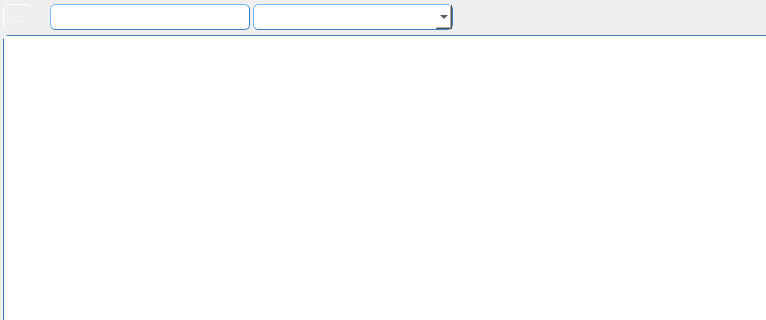
The window that JobAccounting/JobAccounting/src/tableform.ui (Rork96/QtProjects) describes before a commit, drawn with Qt 5; both pictures show x 0 to 766 and y 0 to 320 of the 971 by 624 pixel window.
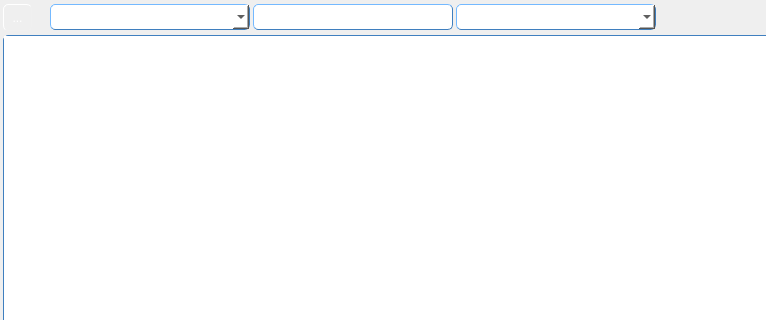
The same window after the commit. Icons and pictures are not drawn.

Diff of the .ui file:
```diff
--- a/JobAccounting/JobAccounting/src/tableform.ui
+++ b/JobAccounting/JobAccounting/src/tableform.ui
@@ -109,6 +109,19 @@
        </property>
       </spacer>
      </item>
+     <item>
+      <widget class="QComboBox" name="searchParamBox">
+       <property name="minimumSize">
+        <size>
+         <width>200</width>
+         <height>0</height>
+        </size>
+       </property>
+       <property name="styleSheet">
+        <string notr="true"/>
+       </property>
+      </widget>
+     </item>
      <item>
       <widget class="QLineEdit" name="searchLine">
        <property name="enabled">
@@ -135,16 +148,19 @@
       </widget>
      </item>
      <item>
-      <widget class="QComboBox" name="searchParamBox">
+      <widget class="QComboBox" name="searchBox">
+       <property name="sizePolicy">
+        <sizepolicy hsizetype="Minimum" vsizetype="Fixed">
+         <horstretch>0</horstretch>
+         <verstretch>0</verstretch>
+        </sizepolicy>
+       </property>
        <property name="minimumSize">
         <size>
          <width>200</width>
          <height>0</height>
         </size>
        </property>
-       <property name="styleSheet">
-        <string notr="true"/>
-       </property>
       </widget>
      </item>
      <item>
```
Left out of the diff: 1 changed line with no effect on the pictures.
